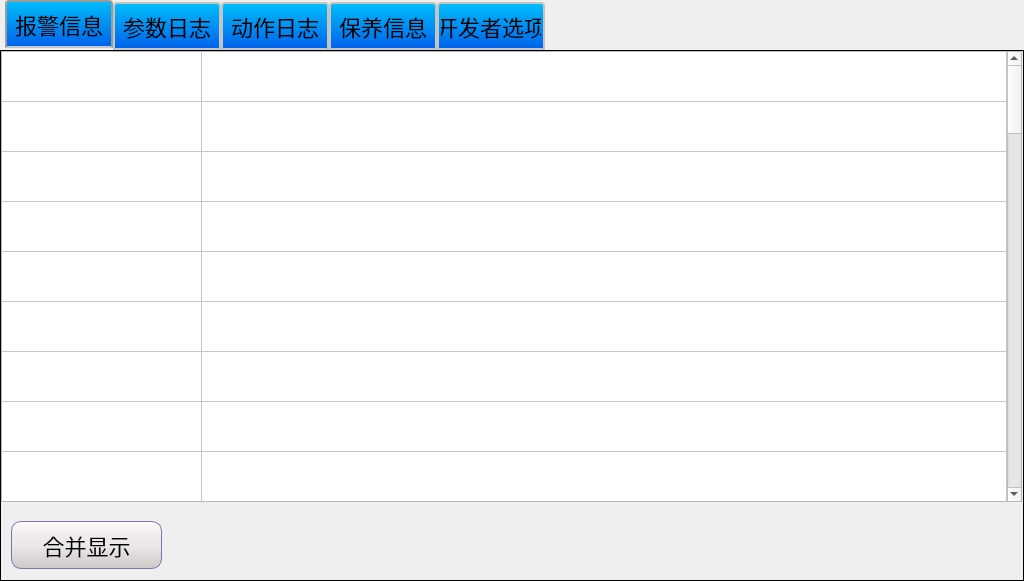
Above: alarmform.ui from Jade-yun/MachineTool before the change. Below: the same form after it.
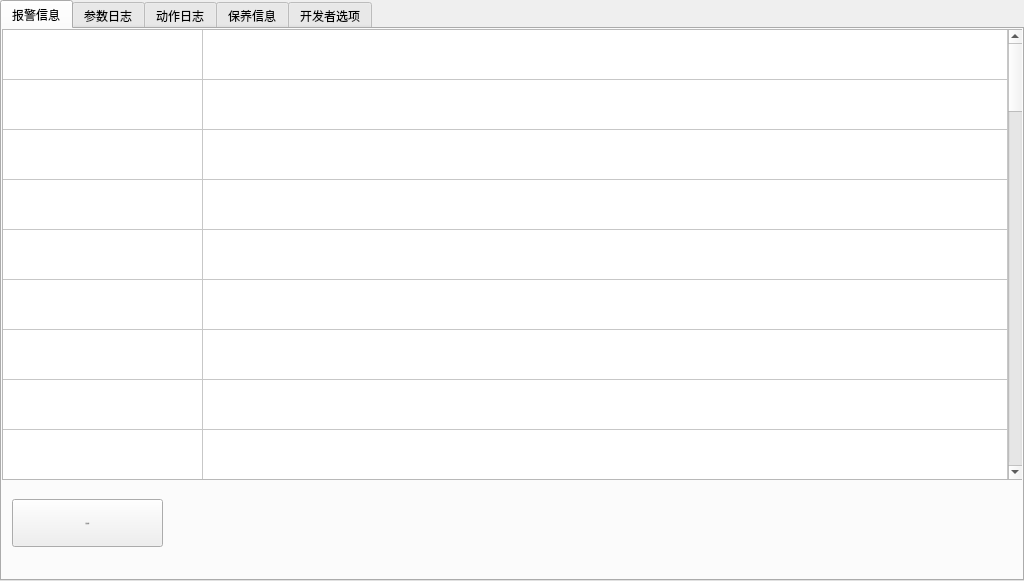
That is the form after the change. Icons and pictures are not drawn.

Commit message: 完成设置部分参数存储

The edit to the form file:
```diff
--- a/alarmform.ui
+++ b/alarmform.ui
@@ -14,163 +14,7 @@
    <string>Form</string>
   </property>
   <property name="styleSheet">
-   <string notr="true">QLabel { 
-	font-family: 'SimSun';
-	font-size: 22px; 
-}
-
-
-QWidget{ 
-	font-family: 'SimSun';
-	font-size: 22px; 
-}
-
-/*******************************************************/
-QCheckBox::indicator {
-        background-color: qlineargradient(x1 : 0, y1 : 0, x2 : 1, y2 : 0,stop : 0 #FFFFFF, stop: 1 #C0C0C0); 
-    }
-QCheckBox::indicator:checked {
-background-color: qlineargradient(x1 : 0, y1 : 0, x2 : 1, y2 : 0,stop : 0 #F8F8FF, stop: 1 #1E90FF); 
-        image: url(:/images/check_mark1.png);
-        border-image: none;
-    }
-
-/************************************************/
-QPushButton
-{
-    background-color:#F0F4FD;
-    border-style:solid; /*边框风格*/
-    border-width:1px;/*边框宽度*/
-    border-color:#7A77AC; /*边框颜色*/
-    border-radius:10px; /*边框倒角*/
-
-	font-family: DejaVuSansMono;
-	font-weight:normal;
-	font-family: 'SimSun';
-	background: qlineargradient(x1: 0, y1: 0, x2: 0, y2: 1,stop: 0 #FFFAFA, stop: 0.4 #EEE9E9,stop: 0.5 #EEE9E9, stop: 1.0 #CDC9C9);
-
-
-}
-QPushButton:pressed
-{
-    border-style:outset; /*边框风格*/
-    background-color:qlineargradient(x1: 0, y1: 0, x2: 0, y2: 1, stop:0 #00befa, stop: 1 #0160ea);/*背景色*/
-    border-width:1px;/*边框宽度*/
-    border-color:#0055ff; /*边框颜色*/
-    border-radius:10px; /*边框倒角*/
-}
-/*****************************************************/
-QCheckBox { 
-font-size: 22px;
-font-weight:normal;
-font-family: 'SimSun';
-}
-QCheckBox::indicator{
-width: 25px;
-height: 25px;
-border: 1px solid black; 
-background-color: qlineargradient(x1: 0, y1: 0, x2: 0, y2: 1,stop: 0 #FFFAFA, stop: 0.4 #EEE9E9,stop: 0.5 #EEE9E9, stop: 1.0 #CDC9C9);
-}
-
-/*****************************************************************/
-QComboBox::!editable {
-                      border: 2px solid #808A87; /* 边框宽度和颜色 */
-                       }
-QComboBox::drop-down {
-    subcontrol-origin: padding-right;
-    subcontrol-position: top right;
-    width: 20px; /* 下拉箭头宽度 */
-    border-left-width: 2px; /* 文本和箭头之间的分隔线宽度 */
-    border-left-color: gray; /* 文本和箭头之间的分隔线颜色 */
-    border-left-style: solid; /* 文本和箭头之间的分隔线样式 */
-}
-QComboBox::down-arrow {
-    image: url(:/images/arrow_down_normal.png); /* 自定义下拉箭头图片 */
-}
-
-QComboBox QAbstractItemView::item:hover{ 
-  background-color:#409CE1;
-  color:rgb(252, 233, 79);
-}
-QComboBox QAbstractItemView::item:selected{
-  background-color:#909CE1;
-  color:rgb(252, 200, 140);
-}
-/**************************************************/
-QTabWidget::tab-bar{
-        alignment:left;
-}
-QTabBar::tab{
-	background:rgb(160, 160, 160);
-	width:100px;
-	height:40px;
-}
-/*
-QTabBar::tab:hover{
-	background:rgb(255, 255, 255, 100);
-}
-*/
-QTabBar::tab:selected {
-      border-color: #9B9B9B;
-      border-bottom-color: #C2C7CB; /* same as pane color */
-  }
-QTabBar::tab:!selected {
-      margin-top: 2px; /* make non-selected tabs look smaller */
-  }
-  QTabWidget::pane { /* The tab widget frame */
-      border-top: 2px solid #C2C7CB;
-  }
-
-  QTabWidget::tab-bar {
-      left: 5px; /* move to the right by 5px */
-  }
-
-  /* Style the tab using the tab sub-control. Note that
-      it reads QTabBar _not_ QTabWidget */
-  QTabBar::tab {
-      /*background: qlineargradient(x1: 0, y1: 0, x2: 0, y2: 1,
-                                  stop: 0 #E1E1E1, stop: 0.4 #DDDDDD,
-                                  stop: 0.5 #D8D8D8, stop: 1.0 #D3D3D3);*/
-background-color:qlineargradient(x1 : 0, y1 : 0, x2 : 0, y2 : 1, stop : 0 #00befa, stop: 1 #0160ea);
-      border: 2px solid #C4C4C3;
-      border-bottom-color: #C2C7CB; /* same as the pane color */
-      border-top-left-radius: 4px;
-      border-top-right-radius: 4px;
-      min-width: 8ex;
-      padding: 2px;
-  }
-
-  QTabBar::tab:selected, QTabBar::tab:hover {
-      background: qlineargradient(x1: 0, y1: 0, x2: 0, y2: 1,
-                                  stop: 0 #fafafa, stop: 0.4 #f4f4f4,
-                                  stop: 0.5 #e7e7e7, stop: 1.0 #fafafa);
-  }
-
-  QTabBar::tab:selected {
-      border-color: #9B9B9B;
-      border-bottom-color: #C2C7CB; /* same as pane color */
-  }
-
-  QTabBar::tab:!selected {
-      margin-top: 2px; /* make non-selected tabs look smaller */
-  }
-
-QTabWidget::pane {
-    border: 1px solid #000000; /* 设置边框样式和颜色 */
-}
-
-/******************************************************/
-QGroupBox {
-	border: 1px solid black;
-	border-radius:5px;
-	margin-top:10px; 
-}
-QGroupBox::title { 
-	subcontrol-origin: margin;
-	left: 10px;
-	bottom: 5px;
-}
-</string>
+   <string notr="true"/>
   </property>
   <widget class="QTabWidget" name="tabWidget">
    <property name="geometry">
@@ -184,7 +28,6 @@
    <property name="font">
     <font>
      <family>SimSun</family>
-     <pointsize>-1</pointsize>
     </font>
    </property>
    <property name="styleSheet">
```
Left out of the diff: 65 changed lines with no effect on the pictures. The commit also changes 94 other files.
